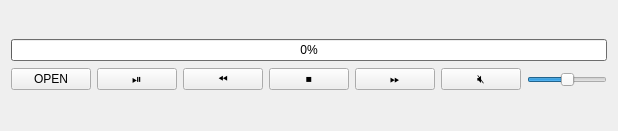
juanpa1220/OdisseyMediaPlayer, file widget.ui: the form before one commit.
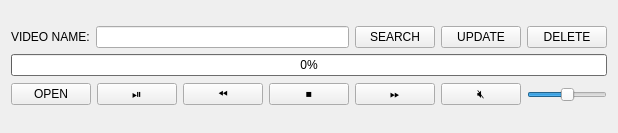
The form after the commit.

```diff
--- a/widget.ui
+++ b/widget.ui
@@ -9,8 +9,8 @@
    <rect>
     <x>0</x>
     <y>0</y>
-    <width>519</width>
-    <height>131</height>
+    <width>563</width>
+    <height>133</height>
    </rect>
   </property>
   <property name="baseSize">
@@ -25,6 +25,85 @@
   <layout class="QVBoxLayout" name="verticalLayout_2">
    <item>
     <layout class="QVBoxLayout" name="controlsLayout">
+     <item>
+      <layout class="QHBoxLayout" name="horizontalLayout">
+       <item>
+        <widget class="QLabel" name="label">
+         <property name="text">
+          <string>VIDEO NAME:</string>
+         </property>
+        </widget>
+       </item>
+       <item>
+        <widget class="QLineEdit" name="videoNameInput">
+         <property name="maximumSize">
+          <size>
+           <width>16777215</width>
+           <height>26</height>
+          </size>
+         </property>
+         <property name="palette">
+          <palette>
+           <active>
+            <colorrole role="Text">
+             <brush brushstyle="SolidPattern">
+              <color alpha="255">
+               <red>0</red>
+               <green>0</green>
+               <blue>0</blue>
+              </color>
+             </brush>
+            </colorrole>
+           </active>
+           <inactive>
+            <colorrole role="Text">
+             <brush brushstyle="SolidPattern">
+              <color alpha="255">
+               <red>0</red>
+               <green>0</green>
+               <blue>0</blue>
+              </color>
+             </brush>
+            </colorrole>
+           </inactive>
+           <disabled>
+            <colorrole role="Text">
+             <brush brushstyle="SolidPattern">
+              <color alpha="63">
+               <red>0</red>
+               <green>0</green>
+               <blue>0</blue>
+              </color>
+             </brush>
+            </colorrole>
+           </disabled>
+          </palette>
+         </property>
+        </widget>
+       </item>
+       <item>
+        <widget class="QPushButton" name="search">
+         <property name="text">
+          <string>SEARCH</string>
+         </property>
+        </widget>
+       </item>
+       <item>
+        <widget class="QPushButton" name="updateButton">
+         <property name="text">
+          <string>UPDATE</string>
+         </property>
+        </widget>
+       </item>
+       <item>
+        <widget class="QPushButton" name="deleteButton">
+         <property name="text">
+          <string>DELETE</string>
+         </property>
+        </widget>
+       </item>
+      </layout>
+     </item>
      <item>
       <widget class="QProgressBar" name="progressBar">
        <property name="palette">
```
Left out of the diff: 2 changed lines with no effect on the pictures.
